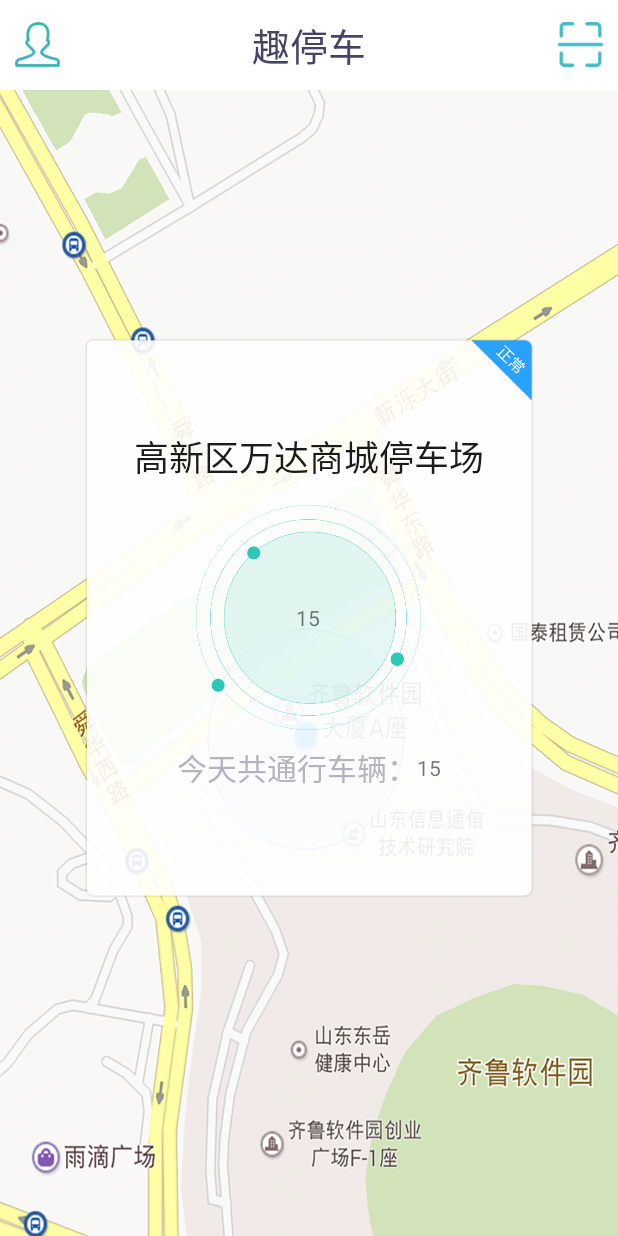
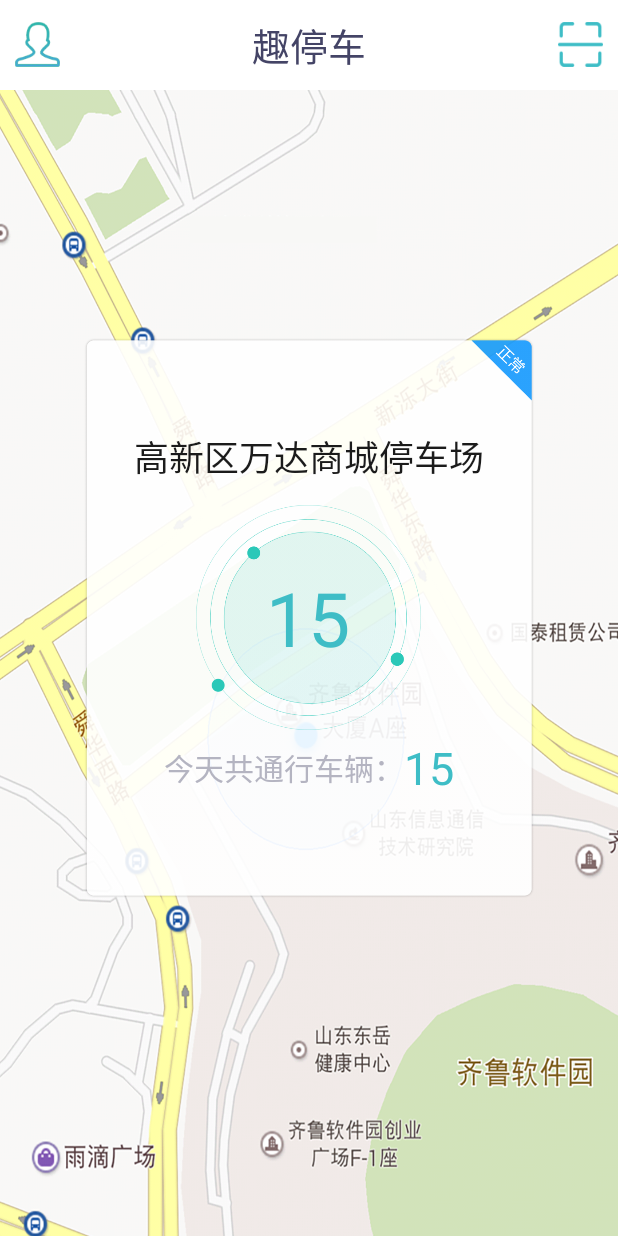
Before and after one commit to cchuhu/FreeParking, an Android app: the MainActivity screen opened directly, with no data from a screen before it, on a phone screen of 412 x 824 dp. Run offline under Robolectric (Android 15) with nearby library versions, the phone set to English and light mode, and no system bars.

Commit message:
界面修改

```diff
--- a/app/src/main/res/layout/activity_login.xml
+++ b/app/src/main/res/layout/activity_login.xml
@@ -79,6 +79,7 @@
                 android:background="@null"
                 android:gravity="center_vertical"
                 android:hint="请输入密码"
+                android:inputType="textPassword"
                 android:textColorHint="#999999"/>
         </LinearLayout>
 
--- a/app/src/main/res/layout/activity_main.xml
+++ b/app/src/main/res/layout/activity_main.xml
@@ -68,6 +68,8 @@
             android:layout_gravity="center"
             android:background="@mipmap/page_circle"
             android:gravity="center"
+            android:textSize="50dp"
+            android:textColor="#3ebdc6"
             android:text="15"/>
 
         <LinearLayout
@@ -88,6 +90,8 @@
             <TextView
                 android:layout_width="wrap_content"
                 android:layout_height="wrap_content"
+                android:textSize="30dp"
+                android:textColor="#3ebdc6"
                 android:text="15"/>
         </LinearLayout>
     </LinearLayout>
--- a/app/src/main/res/layout/activity_register.xml
+++ b/app/src/main/res/layout/activity_register.xml
@@ -145,6 +145,7 @@
                 android:background="@null"
                 android:gravity="center_vertical"
                 android:hint="请输入密码"
+                android:inputType="textPassword"
                 android:textColorHint="#999999"/>
         </LinearLayout>
 
@@ -177,6 +178,7 @@
                 android:background="@null"
                 android:gravity="center_vertical"
                 android:hint="请确认密码"
+                android:inputType="textPassword"
                 android:textColorHint="#999999"/>
         </LinearLayout>
 
@@ -194,9 +196,9 @@
         android:layout_alignParentEnd="true"
         android:layout_alignParentRight="true"
         android:layout_below="@+id/linearLayout3"
-        android:layout_marginTop="30dp"
         android:layout_marginLeft="10dp"
         android:layout_marginRight="10dp"
+        android:layout_marginTop="30dp"
         android:background="@mipmap/register_save"
         android:text="完成注册"
         android:textColor="#ffffff"/>
```
